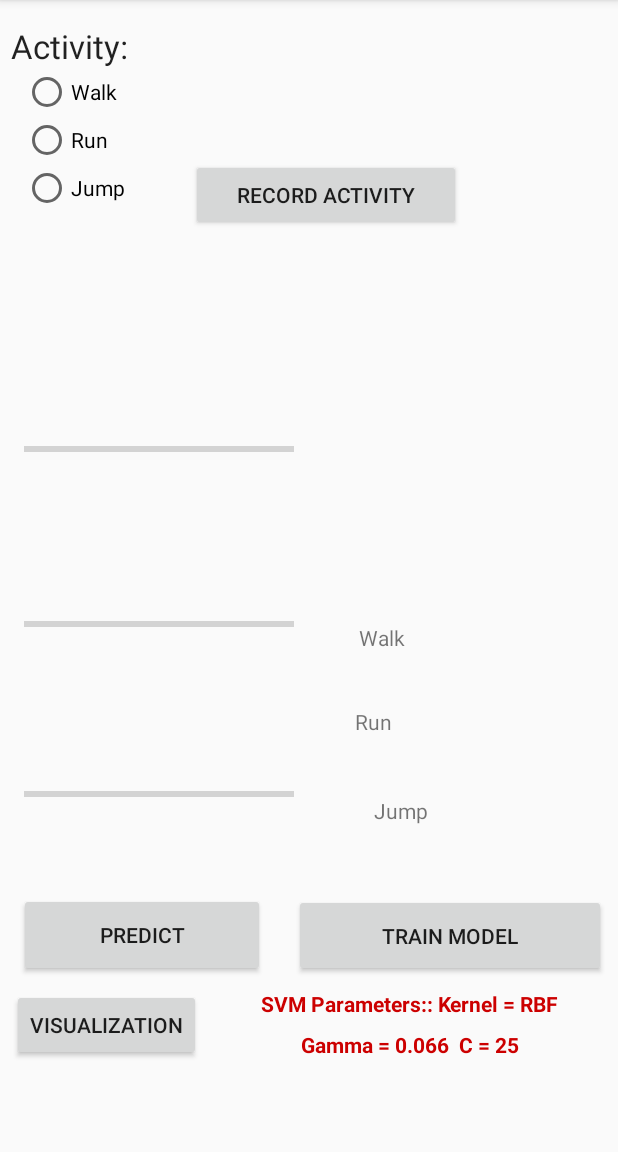
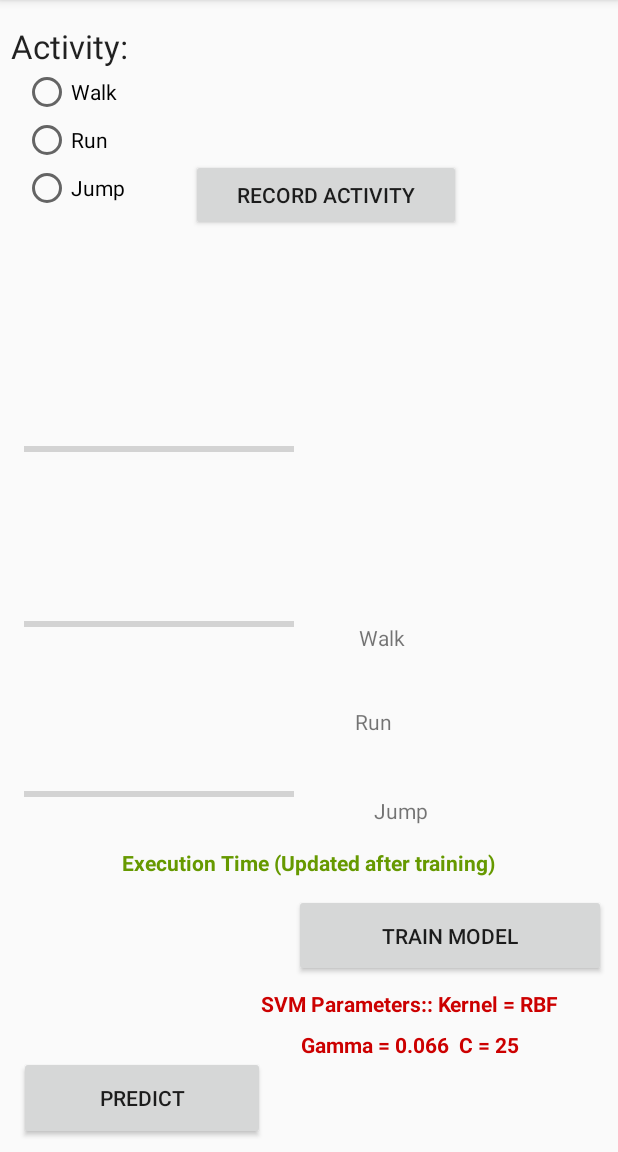
Before and after one commit to kushalbhatt/CSE535_Mobile_Computing, an Android app: the screen it shows after launch (MainActivity), on a phone screen of 412 x 824 dp, the part 84-1236 px from its top. Run offline under Robolectric (Android 15) with nearby library versions, the phone set to English and light mode, and no system bars; 12 statements that could not run were skipped.

Commit message:
Ready to submit?

```diff
--- a/Group17Assignment3/app/src/main/java/com/example/racheldedinsky/group17assignment3/MainActivity.java
+++ b/Group17Assignment3/app/src/main/java/com/example/racheldedinsky/group17assignment3/MainActivity.java
@@ -36,7 +36,7 @@
     public static Mat Y;// = Mat.zeros(M, 1, CvType.CV_32SC1);   // Integer {-1, 0, +1}
     public static Mat X;// = Mat.zeros(M, N, CvType.CV_32FC1); // Float
     public static float[][] dataset_2Darr;
-
+    static TextView executionTime;
     private static final String TAG = "mytag";
     static {
         if(OpenCVLoader.initDebug()) {
@@ -124,6 +124,8 @@
         X = Mat.zeros(M, N, CvType.CV_32FC1);
         int X_rows = X.rows(); // 60
         int X_cols = X.cols(); // 150
+
+        executionTime = findViewById(R.id.execTime);
     }
     @Override
     protected void onDestroy() {
--- a/Group17Assignment3/app/src/main/res/layout/activity_main.xml
+++ b/Group17Assignment3/app/src/main/res/layout/activity_main.xml
@@ -178,7 +178,7 @@
         app:layout_constraintEnd_toStartOf="@+id/test_button"
         app:layout_constraintHorizontal_bias="0.275"
         app:layout_constraintStart_toStartOf="parent"
-        app:layout_constraintTop_toBottomOf="@+id/progressBarJump"
+        app:layout_constraintTop_toBottomOf="@+id/textView4"
         app:layout_constraintVertical_bias="0.234" />
 
     <Button
@@ -219,4 +219,20 @@
         app:layout_constraintStart_toEndOf="@+id/visualization"
         app:layout_constraintTop_toBottomOf="@+id/kernel" />
 
+    <TextView
+        android:id="@+id/execTime"
+        android:layout_width="wrap_content"
+        android:layout_height="wrap_content"
+        android:layout_marginBottom="8dp"
+        android:layout_marginEnd="8dp"
+        android:layout_marginStart="8dp"
+        android:layout_marginTop="8dp"
+        android:text="Execution Time (Updated after training)"
+        android:textColor="@android:color/holo_green_dark"
+        android:textStyle="bold"
+        app:layout_constraintBottom_toTopOf="@+id/test_button"
+        app:layout_constraintEnd_toEndOf="parent"
+        app:layout_constraintStart_toStartOf="parent"
+        app:layout_constraintTop_toBottomOf="@+id/progressBarJump" />
+
 </android.support.constraint.ConstraintLayout>
```
Also changed, not shown: Group17Assignment3/app/src/main/java/com/example/racheldedinsky/group17assignment3/fetchData.java (+14 -6 lines).
